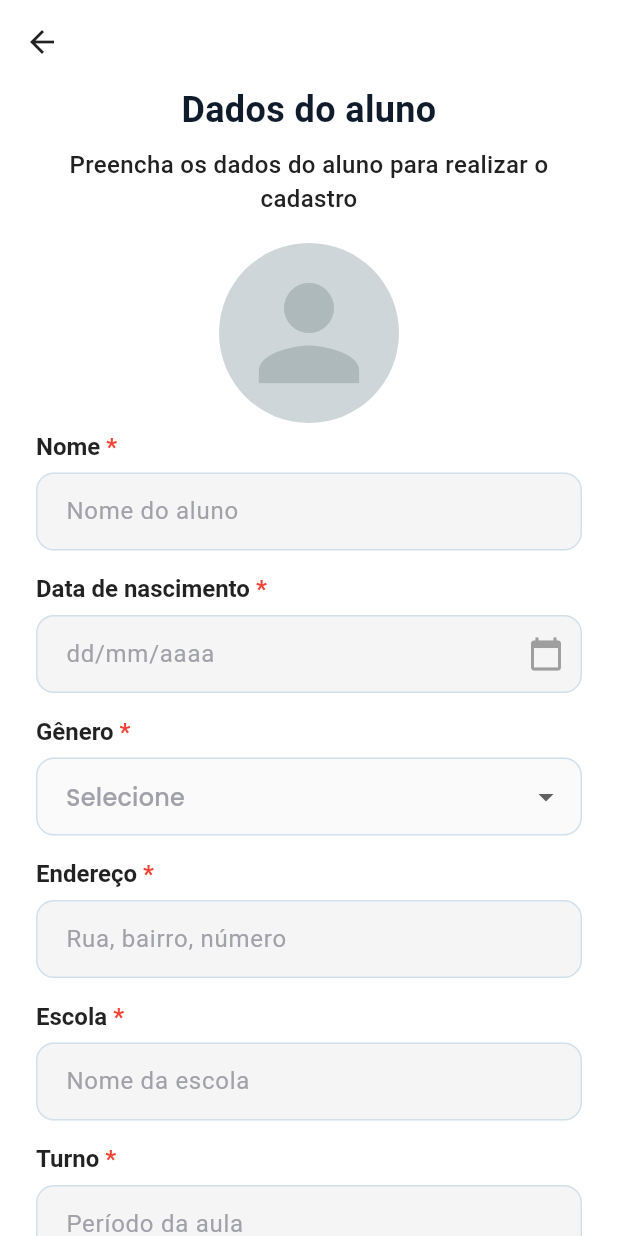
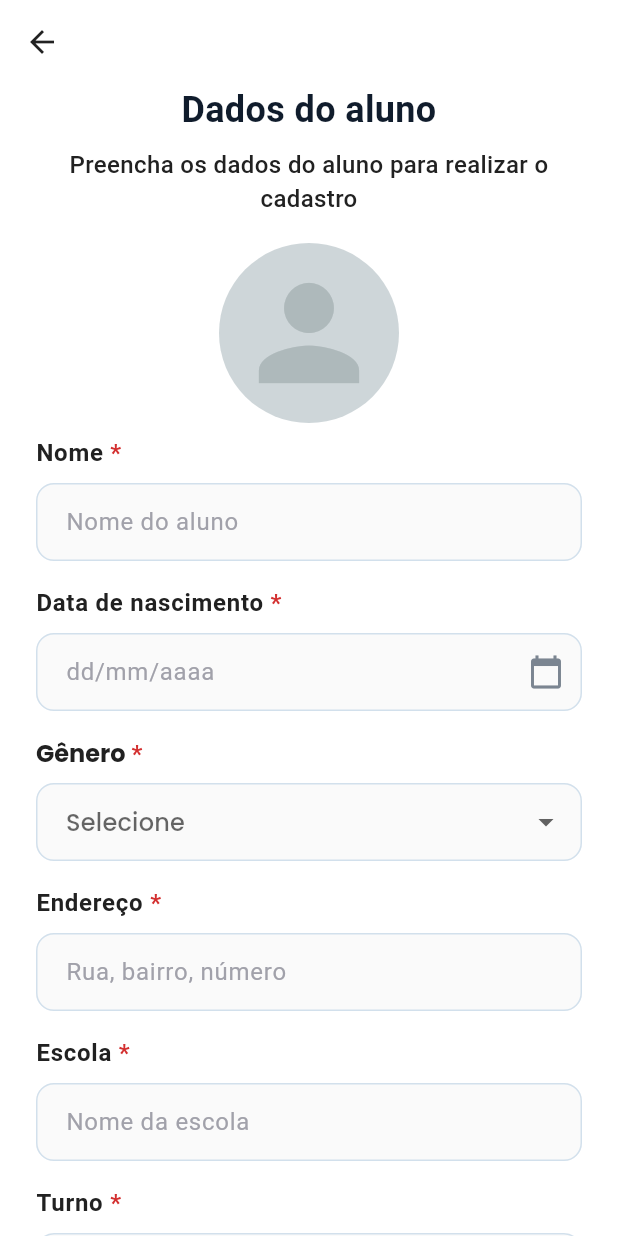
Before and after one commit to biancanilsen/checkVanFrontend, a Flutter app: the AddStudentPage screen opened by its route, on a phone screen of 412 x 824 dp. Run offline on Flutter 3.47's test engine with Material 3 defaults, Android fonts, the phone set to English and light mode, and no system bars; our stand-ins replace google_fonts, shared_preferences; accounts and stored records are empty.

Commit message:
UI - Ajusta design tela de cadastro de aluno

```diff
--- a/lib/features/pages/add_student_page.dart
+++ b/lib/features/pages/add_student_page.dart
@@ -1,6 +1,7 @@
 import 'package:flutter/material.dart';
 import 'package:intl/intl.dart';
-import '../../core/theme.dart'; // Importe seu AppColors
+import '../../core/theme.dart';
+import '../widgets/custom_text_field.dart'; // 1. Importe o novo widget
 
 class AddStudentPage extends StatefulWidget {
   const AddStudentPage({super.key});
@@ -10,95 +11,43 @@ class AddStudentPage extends StatefulWidget {
 }
 
 class _AddStudentPageState extends State<AddStudentPage> {
-  // Seus controllers continuam os mesmos
   final _nameController = TextEditingController();
   final _birthDateController = TextEditingController();
-  final _genderController = TextEditingController();
   final _addressController = TextEditingController();
   final _schoolController = TextEditingController();
   final _shiftController = TextEditingController();
   final _vanController = TextEditingController();
   String? _selectedGender;
 
+  @override
+  void dispose() {
+    _nameController.dispose();
+    _birthDateController.dispose();
+    _addressController.dispose();
+    _schoolController.dispose();
+    _shiftController.dispose();
+    _vanController.dispose();
+    super.dispose();
+  }
+
   void _pickDate() async {
     FocusScope.of(context).requestFocus(FocusNode());
-
     final pickedDate = await showDatePicker(
       context: context,
-      initialDate: DateTime.now(), // Data inicial ao abrir
-      firstDate: DateTime(1920),  // Data mais antiga permitida
-      lastDate: DateTime.now(),   // Data mais recente permitida (hoje)
-      locale: const Locale('pt', 'BR'), // Garante que o seletor esteja em português
+      initialDate: DateTime.now(),
+      firstDate: DateTime(1920),
+      lastDate: DateTime.now(),
+      locale: const Locale('pt', 'BR'),
     );
 
     if (pickedDate != null) {
       setState(() {
         _birthDateController.text = DateFormat('dd/MM/yyyy').format(pickedDate);
-        // Você também pode querer guardar o objeto DateTime em uma variável de estado se precisar dele
-        // _birthDate = pickedDate;
       });
     }
   }
 
-  @override
-  void dispose() {
-    // A limpeza dos controllers continua a mesma
-    super.dispose();
-  }
-
-  /// Widget auxiliar ATUALIZADO para criar os campos de texto com rótulo estilizado
-  Widget _buildTextField({
-    required TextEditingController controller,
-    required String label,
-    required String hint,
-    IconData? suffixIcon,
-    VoidCallback? onTap,
-    bool isRequired = false, // Novo parâmetro para indicar se é obrigatório
-  }) {
-    return Column(
-      crossAxisAlignment: CrossAxisAlignment.start,
-      children: [
-        // Usando RichText para estilizar o asterisco
-        RichText(
-          text: TextSpan(
-            // Estilo padrão para o texto do rótulo
-            style: const TextStyle(
-              fontWeight: FontWeight.bold,
-              fontSize: 16,
-              color: Colors.black87, // Cor padrão do texto
-            ),
-            children: [
-              TextSpan(text: label),
-              if (isRequired)
-                const TextSpan(
-                  text: ' *',
-                  style: TextStyle(
-                    color: Colors.red, // Cor apenas para o asterisco
-                    fontWeight: FontWeight.bold,
-                  ),
-                ),
-            ],
-          ),
-        ),
-        const SizedBox(height: 8),
-        TextFormField(
-          controller: controller,
-          readOnly: onTap != null,
-          onTap: onTap,
-          decoration: InputDecoration(
-            hintText: hint,
-            suffixIcon: suffixIcon != null ? Icon(suffixIcon, color: Colors.grey) : null,
-            filled: true,
-            fillColor: Colors.grey.shade100,
-            border: OutlineInputBorder(
-              borderRadius: BorderRadius.circular(12),
-              borderSide: BorderSide.none,
-            ),
-          ),
-        ),
-      ],
-    );
-  }
+  // 2. O método _buildTextField foi REMOVIDO daqui.
 
   @override
   Widget build(BuildContext context) {
@@ -113,43 +62,22 @@ class _AddStudentPageState extends State<AddStudentPage> {
         child: Column(
           crossAxisAlignment: CrossAxisAlignment.stretch,
           children: [
-            const Text(
-              'Dados do aluno',
-              textAlign: TextAlign.center,
-              style: TextStyle(
-                fontSize: 24,
-                fontWeight: FontWeight.bold,
-                 color: AppPalette.primary900,
-              ),
+            const Text('Dados do aluno', textAlign: TextAlign.center, style: TextStyle(fontSize: 24, fontWeight: FontWeight.bold, color: AppPalette.primary900)),
+            const SizedBox(height: 8),
+            const Text('Preencha os dados do aluno para realizar o cadastro', textAlign: TextAlign.center, style: TextStyle(fontSize: 16, color: AppPalette.neutral900, fontWeight: FontWeight.w500)),
+            const SizedBox(height: 18),
+            const Center(child: CircleAvatar(radius: 60, backgroundColor: AppPalette.neutral200, child: Icon(Icons.person, size: 100, color: AppPalette.neutral400))),
+            const SizedBox(height: 8),
+
+            CustomTextField(
+              controller: _nameController,
+              label: 'Nome',
+              hint: 'Nome do aluno',
+              isRequired: true,
+              validator: (v) => (v == null || v.trim().isEmpty) ? 'O nome é obrigatório' : null,
             ),
-            const SizedBox(height: 8),
-            const Text(
-              'Preencha os dados do aluno para realizar o cadastro',
-              textAlign: TextAlign.center,
-              style: TextStyle(
-                fontSize: 16,
-                color: AppPalette.neutral900,
-                fontWeight: FontWeight.w500,
-              ),
-            ),
-            const SizedBox(height: 18),
-
-            // Avatar
-            const Center(
-              child: CircleAvatar(
-                radius: 60,
-                backgroundColor: AppPalette.neutral200,
-                child: Icon(
-                  Icons.person,
-                  size: 100,
-                  color: AppPalette.neutral400,
-                ),
-              ),
-            ),
-            const SizedBox(height: 6),
-            _buildTextField(controller: _nameController, label: 'Nome', hint: 'Nome do aluno', isRequired: true),
             const SizedBox(height: 16),
-            _buildTextField(
+            CustomTextField(
               controller: _birthDateController,
               label: 'Data de nascimento',
               hint: 'dd/mm/aaaa',
@@ -158,55 +86,43 @@ class _AddStudentPageState extends State<AddStudentPage> {
               isRequired: true,
             ),
             const SizedBox(height: 16),
+
             Column(
               crossAxisAlignment: CrossAxisAlignment.start,
               children: [
                 RichText(
                   text: const TextSpan(
-                    style: TextStyle(fontWeight: FontWeight.bold, fontSize: 16, color: Colors.black87),
+                    style: TextStyle(fontWeight: FontWeight.bold, fontSize: 16, color: AppPalette.neutral900, fontFamily: 'Poppins'),
                     children: [
                       TextSpan(text: 'Gênero'),
-                      TextSpan(text: ' *', style: TextStyle(color: Colors.red, fontWeight: FontWeight.bold)),
+                      TextSpan(text: ' *', style: TextStyle(color: AppPalette.red500, fontWeight: FontWeight.bold)),
                     ],
                   ),
                 ),
                 const SizedBox(height: 8),
                 DropdownButtonFormField<String>(
                   value: _selectedGender,
-                  hint: Text(
-                    'Selecione',
-                    style: Theme.of(context).inputDecorationTheme.hintStyle,
-                  ),
-                  decoration: InputDecoration(
-                    filled: true,
-                    // fillColor: Colors.grey.shade100,
-                    border: OutlineInputBorder(
-                      borderRadius: BorderRadius.circular(12),
-                      borderSide: BorderSide.none,
-                    ),
-                  ),
+                  hint: const Text('Selecione'),
+                  decoration: const InputDecoration(),
                   borderRadius: BorderRadius.circular(24.0),
                   items: const [
                     DropdownMenuItem(value: 'male', child: Text('Masculino')),
                     DropdownMenuItem(value: 'female', child: Text('Feminino')),
                   ],
-                  onChanged: (value) {
-                    setState(() {
-                      _selectedGender = value;
-                    });
-                  },
+                  onChanged: (value) => setState(() => _selectedGender = value),
                   validator: (value) => value == null ? 'O gênero é obrigatório' : null,
                 ),
               ],
             ),
             const SizedBox(height: 16),
-            _buildTextField(controller: _addressController, label: 'Endereço', hint: 'Rua, bairro, número', isRequired: true),
+
+            CustomTextField(controller: _addressController, label: 'Endereço', hint: 'Rua, bairro, número', isRequired: true),
             const SizedBox(height: 16),
-            _buildTextField(controller: _schoolController, label: 'Escola', hint: 'Nome da escola', isRequired: true),
+            CustomTextField(controller: _schoolController, label: 'Escola', hint: 'Nome da escola', isRequired: true),
             const SizedBox(height: 16),
-            _buildTextField(controller: _shiftController, label: 'Turno', hint: 'Período da aula', isRequired: true),
+            CustomTextField(controller: _shiftController, label: 'Turno', hint: 'Período da aula', isRequired: true),
             const SizedBox(height: 16),
-            _buildTextField(controller: _vanController, label: 'Van', hint: 'Apelido da van', isRequired: true),
+            CustomTextField(controller: _vanController, label: 'Van', hint: 'Apelido da van', isRequired: true),
             const SizedBox(height: 32),
 
             ElevatedButton(
--- /dev/null
+++ b/lib/features/widgets/custom_text_field.dart
@@ -0,0 +1,66 @@
+import 'package:flutter/material.dart';
+import '../../core/theme.dart'; // Importe sua paleta de cores
+
+class CustomTextField extends StatelessWidget {
+  final TextEditingController controller;
+  final String label;
+  final String hint;
+  final bool isRequired;
+  final IconData? suffixIcon;
+  final VoidCallback? onTap;
+  final TextInputType? keyboardType;
+  final FormFieldValidator<String>? validator;
+
+  const CustomTextField({
+    super.key,
+    required this.controller,
+    required this.label,
+    required this.hint,
+    this.isRequired = false,
+    this.suffixIcon,
+    this.onTap,
+    this.keyboardType,
+    this.validator,
+  });
+
+  @override
+  Widget build(BuildContext context) {
+    return Column(
+      crossAxisAlignment: CrossAxisAlignment.start,
+      children: [
+        RichText(
+          text: TextSpan(
+            style: Theme.of(context).textTheme.bodyLarge?.copyWith(
+              fontWeight: FontWeight.bold,
+              fontSize: 16,
+            ),
+            children: [
+              TextSpan(text: label),
+              if (isRequired)
+                const TextSpan(
+                  text: ' *',
+                  style: TextStyle(
+                    color: AppPalette.red500, // Cor vermelha para o asterisco
+                    fontWeight: FontWeight.bold,
+                  ),
+                ),
+            ],
+          ),
+        ),
+        const SizedBox(height: 8),
+
+        TextFormField(
+          controller: controller,
+          readOnly: onTap != null,
+          onTap: onTap,
+          keyboardType: keyboardType,
+          validator: validator,
+          decoration: InputDecoration(
+            hintText: hint,
+            suffixIcon: suffixIcon != null ? Icon(suffixIcon, color: AppPalette.neutral600) : null,
+          ),
+        ),
+      ],
+    );
+  }
+}
```
Also changed, not shown: lib/features/widgets/text_field.dart (deleted, +0 -73 lines).
